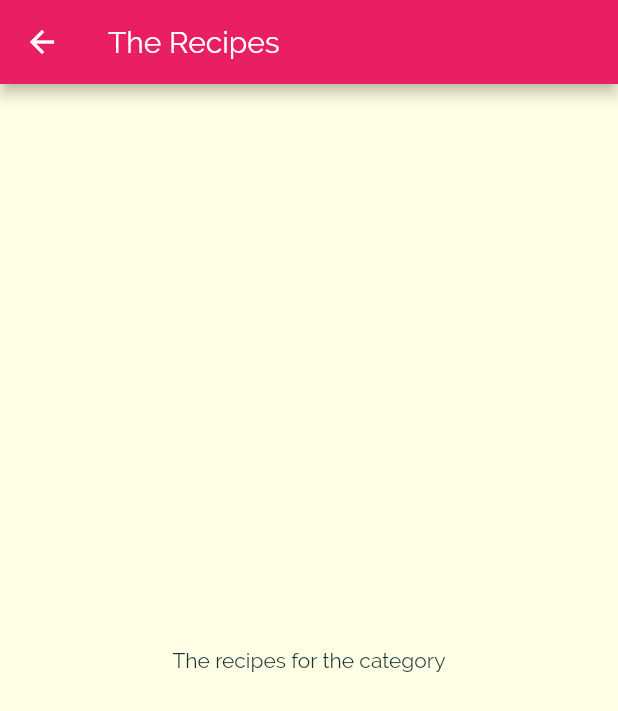
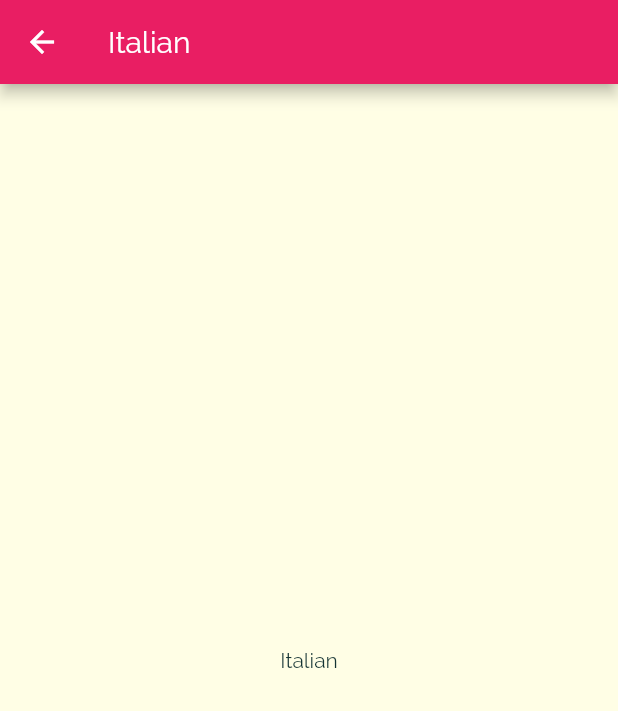
Before and after one commit to mvgmenezes/receipt_app, a Flutter app: the screen it shows after launch, after a tap on "Italian", on a phone screen of 412 x 824 dp. Shown: the top 711 px of the screen. Run offline on Flutter 3.47's test engine with Material 2 defaults, Android fonts, the phone set to English and light mode, and no system bars.

Commit message:
Passing data to next page (Navigator)

```diff
--- a/lib/categories_screen.dart
+++ b/lib/categories_screen.dart
@@ -11,7 +11,7 @@ class CategoriesScreen extends StatelessWidget {
       ),
       body: GridView(
         padding: const EdgeInsets.all(25),
-        children: DUMMY_CATEGORIES.map((e) => CategoryItem(e.title, e.color)).toList(),
+        children: DUMMY_CATEGORIES.map((e) => CategoryItem(e.id, e.title, e.color)).toList(),
         gridDelegate: SliverGridDelegateWithMaxCrossAxisExtent(
           maxCrossAxisExtent: 200,
           childAspectRatio: 3/2,
--- a/lib/category_item.dart
+++ b/lib/category_item.dart
@@ -2,15 +2,16 @@ import 'package:flutter/material.dart';
 import 'package:recipe_app/category_meals_screen.dart';
 
 class CategoryItem extends StatelessWidget {
+  final String id;
   final String title;
   final Color color;
 
-  CategoryItem(this.title, this.color);
+  CategoryItem(this.id, this.title, this.color);
 
   void selectedCategory(BuildContext ctx){
     Navigator.of(ctx).push(MaterialPageRoute(
       builder: (_) {
-        return CategoryMealsScreen();
+        return CategoryMealsScreen(id, title);
       }
     ));
   }
--- a/lib/category_meals_screen.dart
+++ b/lib/category_meals_screen.dart
@@ -1,11 +1,16 @@
 import 'package:flutter/material.dart';
 
 class CategoryMealsScreen extends StatelessWidget {
+  final String categoryId;
+  final String categoryTitle;
+
+  CategoryMealsScreen(this.categoryId, this.categoryTitle);
+
   @override
   Widget build(BuildContext context) {
     return Scaffold(
-      appBar: AppBar(title: Text('The Recipes'),),
-      body: Center(child: const Text('The recipes for the category'),),
+      appBar: AppBar(title: Text(categoryTitle),),
+      body: Center(child: Text(categoryTitle),),
     );
   }
 }
```
